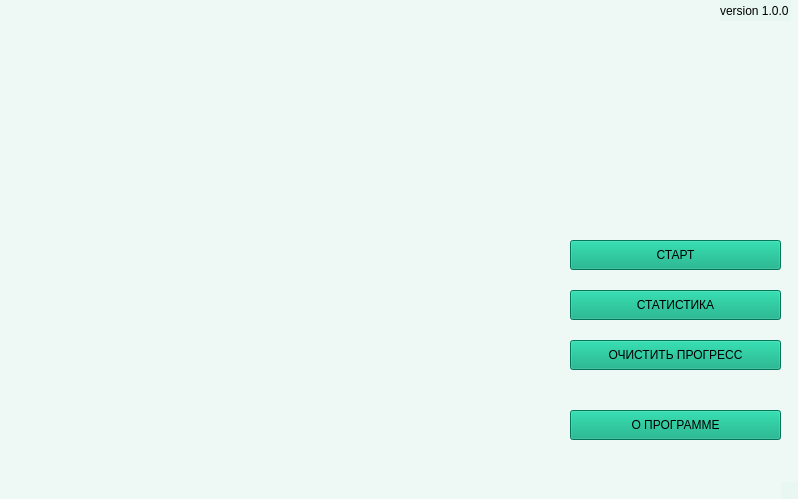
CicadaInc/biostat, file main.ui: the form before one commit.
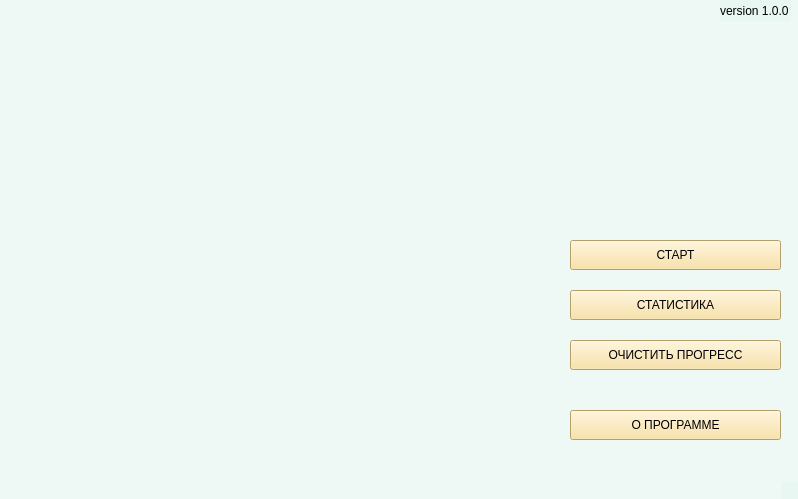
The form after the commit.

Diff of the .ui file:
```diff
--- a/main.ui
+++ b/main.ui
@@ -27,8 +27,8 @@
      </rect>
     </property>
     <property name="styleSheet">
-     <string notr="true">background-color: rgb(0, 166, 124);
-font: 13pt &quot;Constantia&quot;;
+     <string notr="true">font: 13pt &quot;Constantia&quot;;
+background-color: rgb(249, 222, 149);
 </string>
     </property>
     <property name="text">
@@ -45,8 +45,8 @@
      </rect>
     </property>
     <property name="styleSheet">
-     <string notr="true">background-color: rgb(0, 166, 124);
-font: 13pt &quot;Constantia&quot;;
+     <string notr="true">font: 13pt &quot;Constantia&quot;;
+background-color: rgb(249, 222, 149);
 </string>
     </property>
     <property name="text">
@@ -63,8 +63,8 @@
      </rect>
     </property>
     <property name="styleSheet">
-     <string notr="true">background-color: rgb(0, 166, 124);
-font: 13pt &quot;Constantia&quot;;
+     <string notr="true">font: 13pt &quot;Constantia&quot;;
+background-color: rgb(249, 222, 149);
 </string>
     </property>
     <property name="text">
@@ -97,7 +97,7 @@
      </rect>
     </property>
     <property name="styleSheet">
-     <string notr="true">background-color: rgb(0, 166, 124);
+     <string notr="true">background-color: rgb(249, 222, 149);
 font: 13pt &quot;Constantia&quot;;
 </string>
     </property>
```
Left out of the diff: 8 changed lines with no effect on the pictures.
